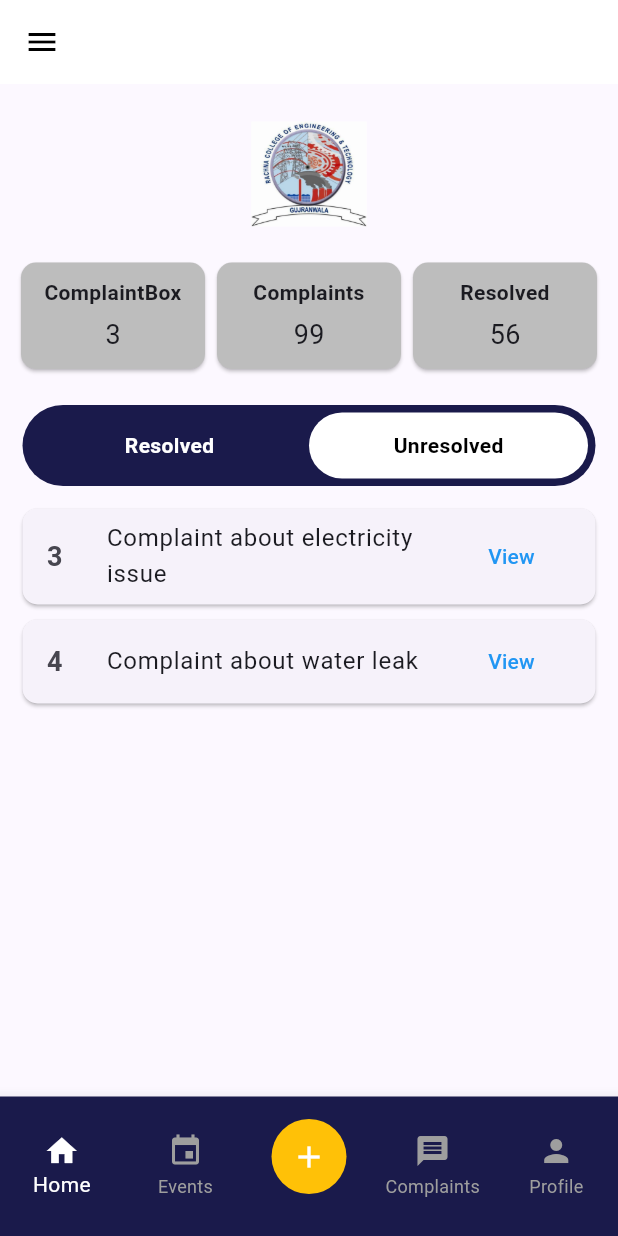
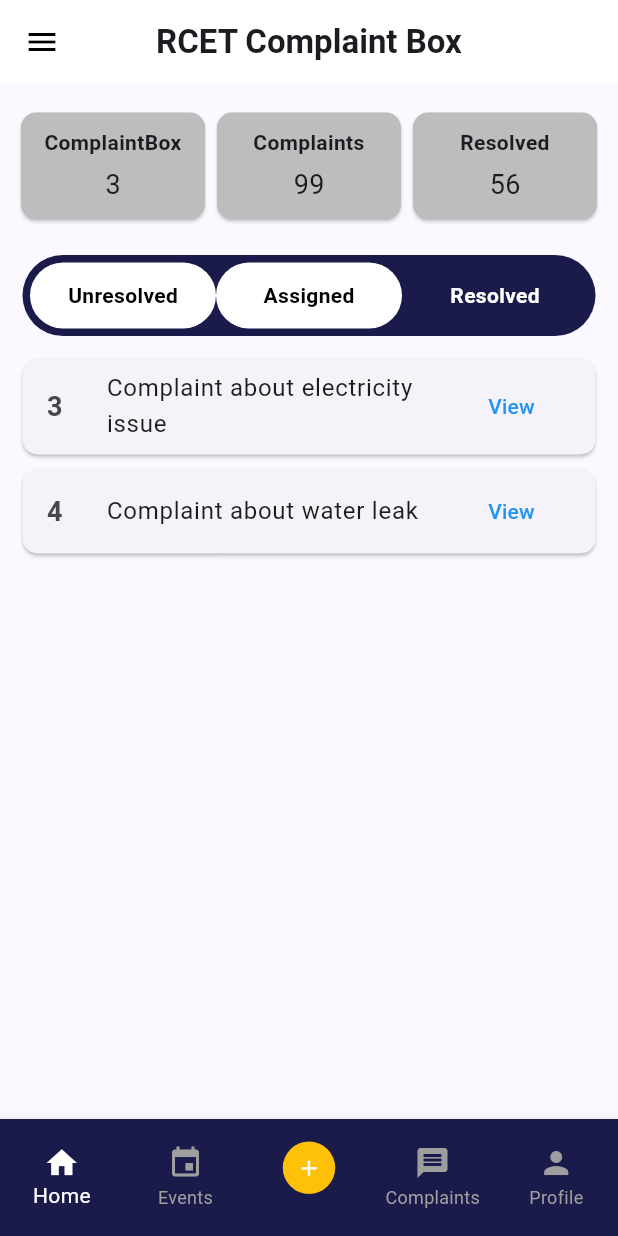
Before and after one commit to AbdulWahab100203/rcet_complaint, a Flutter app: the ComplaintScreenMain screen opened by its route, on a phone screen of 412 x 824 dp. Run offline on Flutter 3.47's test engine with Material 3 defaults, Android fonts, the phone set to English and light mode, and no system bars.

Commit message:
add new page

```diff
--- a/lib/routes/app_routes.dart
+++ b/lib/routes/app_routes.dart
@@ -15,6 +15,7 @@ import '../screens/dashboard/help.dart';
 import '../screens/dashboard/policies.dart';
 import '../screens/dashboard/report_problem.dart';
 import '../screens/dashboard/change_password.dart';
+import '../screens/dashboard/employees_screen.dart';
 
 class AppRoutes {
   static const String welcome = '/';
@@ -35,6 +36,7 @@ class AppRoutes {
   static const String policies = '/policies';
   static const String reportProblem = '/report-problem';
   static const String changePassword = '/change-password';
+  static const String employees = '/employees';
 
   static Route<dynamic> onGenerateRoute(RouteSettings settings) {
     switch (settings.name) {
@@ -98,6 +100,8 @@ class AppRoutes {
         return MaterialPageRoute(builder: (_) => EditProfileScreen());
       case addComplaintBox:
         return MaterialPageRoute(builder: (_) => AddComplaintBox());
+      case employees:
+        return MaterialPageRoute(builder: (_) => const EmployeesScreen());
       default:
         return MaterialPageRoute(
           builder: (_) => Scaffold(
--- a/lib/screens/auth/forget_screen.dart
+++ b/lib/screens/auth/forget_screen.dart
@@ -4,6 +4,7 @@ import '../../widgets/primary_button.dart';
 import '../../widgets/text_input_field.dart';
 
 class ForgetScreen extends StatelessWidget {
+  const ForgetScreen({super.key});
 
   @override
   Widget build(BuildContext context) {
--- a/lib/screens/dashboard/change_password.dart
+++ b/lib/screens/dashboard/change_password.dart
@@ -16,7 +16,6 @@ class _ChangePasswordState extends State<ChangePassword> {
   bool _showNewPassword = false;
   bool _showConfirmPassword = false;
 
-  @override
   String? _validatePassword(String? value) {
     if (value == null || value.isEmpty) {
       return 'This field is required';
--- a/lib/screens/dashboard/main_dashboard_screen.dart
+++ b/lib/screens/dashboard/main_dashboard_screen.dart
@@ -21,20 +21,28 @@ class _ComplaintScreenMainState extends State<ComplaintScreenMain> {
         backgroundColor: Colors.white,
         elevation: 0,
         iconTheme: const IconThemeData(color: Colors.black),
+        centerTitle: true, // ✅ This centers the title
+        title: const Text(
+          'RCET Complaint Box',
+          style: TextStyle(
+            fontSize: 22,
+            fontWeight: FontWeight.bold,
+          ),
+        ),
       ),
       drawer: const AppDrawer(),
       body: SafeArea(
         child: Column(
           children: [
-            const SizedBox(height: 20),
-            Center(
-              child: Image.asset(
-                'assets/images/logo.png',
-                height: 80,
-                errorBuilder: (context, error, stackTrace) =>
-                    const Icon(Icons.error, size: 50, color: Colors.red),
-              ),
-            ),
+            // const SizedBox(height: 20),
+            // Center(
+            //   child: Image.asset(
+            //     'assets/images/logo.png',
+            //     height: 80,
+            //     errorBuilder: (context, error, stackTrace) =>
+            //         const Icon(Icons.error, size: 50, color: Colors.red),
+            //   ),
+            // ),
             const SizedBox(height: 15),
             Padding(
               padding: const EdgeInsets.symmetric(horizontal: 10),
@@ -59,8 +67,9 @@ class _ComplaintScreenMainState extends State<ComplaintScreenMain> {
                 child: Row(
                   mainAxisAlignment: MainAxisAlignment.spaceEvenly,
                   children: [
+                    toggleButton("Unresolved", !showResolved),
+                    toggleButton("Assigned", !showResolved),
                     toggleButton("Resolved", showResolved),
-                    toggleButton("Unresolved", !showResolved),
                   ],
                 ),
               ),
--- a/lib/widgets/custom_bottom_bar.dart
+++ b/lib/widgets/custom_bottom_bar.dart
@@ -32,8 +32,8 @@ class CustomBottomBar extends StatelessWidget {
           icon: Padding(
             padding: const EdgeInsets.only(top: 8),
             child: Container(
-              width: 50,
-              height: 50,
+              width: 35,
+              height: 35,
               decoration: const BoxDecoration(
                 color: Colors.amber,
                 shape: BoxShape.circle,
@@ -42,7 +42,7 @@ class CustomBottomBar extends StatelessWidget {
                 child: Icon(
                   Icons.add,
                   color: Colors.white,
-                  size: 24,
+                  size: 17,
                 ),
               ),
             ),
```
Also changed, not shown: lib/models/employee.dart (added, +25 -0 lines), lib/screens/dashboard/employees_screen.dart (added, +153 -0 lines), lib/widgets/app_drawer.dart (+7 -0 lines).
